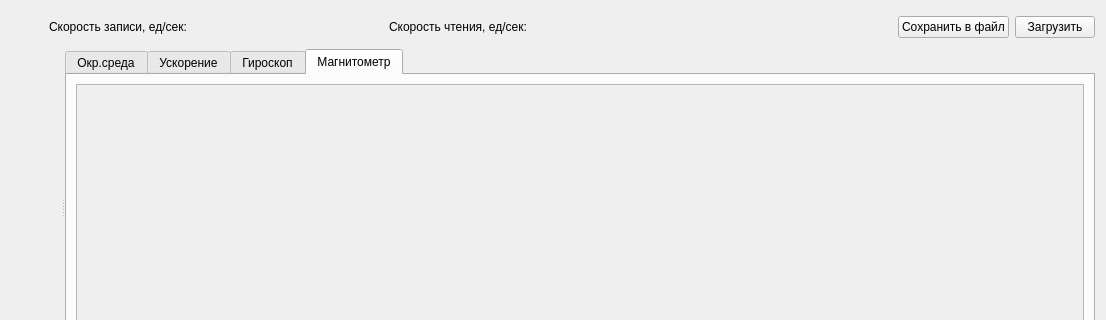
Above: chartwidget.ui from thxtomslf/INS-viewer before the change; both pictures show x 0 to 1106 and y 0 to 320 of the 1106 by 698 pixel window. Below: the same form after it.
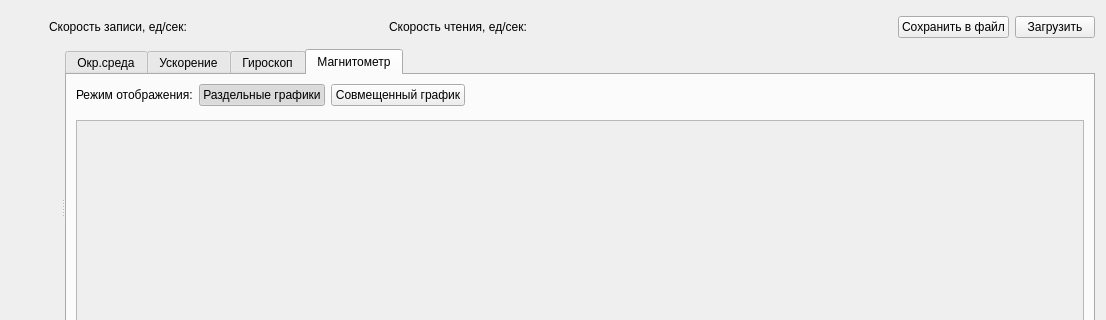
That is the form after the change. Custom widgets are drawn as their Qt base class.

Diff of the .ui file:
```diff
--- a/chartwidget.ui
+++ b/chartwidget.ui
@@ -224,6 +224,76 @@
            <string>Магнитометр</string>
           </attribute>
           <layout class="QVBoxLayout" name="verticalLayoutMagneto">
+           <item>
+            <widget class="QFrame" name="displayModeFrameMagneto">
+             <property name="frameShape">
+              <enum>QFrame::NoFrame</enum>
+             </property>
+             <layout class="QHBoxLayout" name="horizontalLayoutMagneto">
+              <property name="leftMargin">
+               <number>0</number>
+              </property>
+              <property name="topMargin">
+               <number>0</number>
+              </property>
+              <property name="rightMargin">
+               <number>0</number>
+              </property>
+              <property name="bottomMargin">
+               <number>8</number>
+              </property>
+              <item>
+               <widget class="QLabel" name="displayModeLabelMagneto">
+                <property name="text">
+                 <string>Режим отображения:</string>
+                </property>
+               </widget>
+              </item>
+              <item>
+               <widget class="QPushButton" name="separatePlotsButtonMagneto">
+                <property name="text">
+                 <string>Раздельные графики</string>
+                </property>
+                <property name="checkable">
+                 <bool>true</bool>
+                </property>
+                <property name="checked">
+                 <bool>true</bool>
+                </property>
+                <property name="autoExclusive">
+                 <bool>true</bool>
+                </property>
+               </widget>
+              </item>
+              <item>
+               <widget class="QPushButton" name="combinedPlotButtonMagneto">
+                <property name="text">
+                 <string>Совмещенный график</string>
+                </property>
+                <property name="checkable">
+                 <bool>true</bool>
+                </property>
+                <property name="autoExclusive">
+                 <bool>true</bool>
+                </property>
+               </widget>
+              </item>
+              <item>
+               <spacer name="horizontalSpacerMagneto">
+                <property name="orientation">
+                 <enum>Qt::Horizontal</enum>
+                </property>
+                <property name="sizeHint" stdset="0">
+                 <size>
+                  <width>40</width>
+                  <height>20</height>
+                 </size>
+                </property>
+               </spacer>
+              </item>
+             </layout>
+            </widget>
+           </item>
            <item>
             <widget class="QScrollArea" name="magnetoScrollArea">
              <property name="widgetResizable">
```
Left out of the diff: 210 changed lines with no effect on the pictures.
